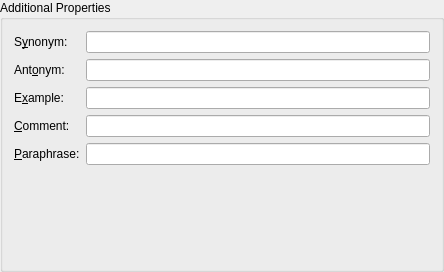
This is src/entry-dialogs/additionaleditpage.ui in KDE/parley as Qt 5 draws it before an edit. The edited form follows.
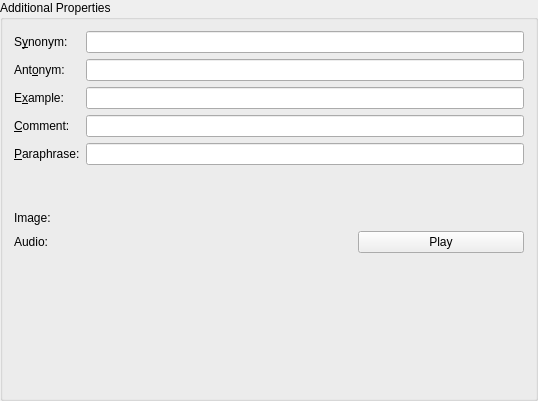
This is the edited form. Custom widgets are drawn as their Qt base class.

Commit message: Move audio into additional entry page. Add image tag.

```diff
--- a/src/entry-dialogs/additionaleditpage.ui
+++ b/src/entry-dialogs/additionaleditpage.ui
@@ -5,8 +5,8 @@
    <rect>
     <x>0</x>
     <y>0</y>
-    <width>444</width>
-    <height>272</height>
+    <width>538</width>
+    <height>401</height>
    </rect>
   </property>
   <property name="sizePolicy" >
@@ -54,25 +54,9 @@
      <property name="title" >
       <string>Additional Properties</string>
      </property>
+     <layout class="QVBoxLayout" >
+      <item>
      <layout class="QGridLayout" >
-      <property name="leftMargin" >
-       <number>11</number>
-      </property>
-      <property name="topMargin" >
-       <number>11</number>
-      </property>
-      <property name="rightMargin" >
-       <number>11</number>
-      </property>
-      <property name="bottomMargin" >
-       <number>11</number>
-      </property>
-      <property name="horizontalSpacing" >
-       <number>6</number>
-      </property>
-      <property name="verticalSpacing" >
-       <number>6</number>
-      </property>
       <item row="0" column="0" >
        <widget class="QLabel" name="synonym_label" >
         <property name="text" >
@@ -83,6 +67,13 @@
         </property>
        </widget>
       </item>
+        <item row="0" column="1" >
+         <widget class="QLineEdit" name="synonymLineEdit" >
+          <property name="toolTip" >
+           <string/>
+          </property>
+         </widget>
+        </item>
       <item row="1" column="0" >
        <widget class="QLabel" name="antonym_label" >
         <property name="text" >
@@ -93,6 +84,9 @@
         </property>
        </widget>
       </item>
+        <item row="1" column="1" >
+         <widget class="QLineEdit" name="antonymLineEdit" />
+        </item>
       <item row="2" column="0" >
        <widget class="QLabel" name="examp_label" >
         <property name="text" >
@@ -103,6 +97,9 @@
         </property>
        </widget>
       </item>
+        <item row="2" column="1" >
+         <widget class="QLineEdit" name="exampleLineEdit" />
+        </item>
       <item row="3" column="0" >
        <widget class="QLabel" name="remark_label" >
         <property name="text" >
@@ -113,6 +110,9 @@
         </property>
        </widget>
       </item>
+        <item row="3" column="1" >
+         <widget class="QLineEdit" name="commentLineEdit" />
+        </item>
       <item row="4" column="0" >
        <widget class="QLabel" name="para_label" >
         <property name="text" >
@@ -123,30 +123,19 @@
         </property>
        </widget>
       </item>
-      <item row="0" column="1" >
-       <widget class="QLineEdit" name="synonymLineEdit" >
-        <property name="toolTip" >
-         <string/>
-        </property>
-       </widget>
-      </item>
-      <item row="1" column="1" >
-       <widget class="QLineEdit" name="antonymLineEdit" />
-      </item>
-      <item row="2" column="1" >
-       <widget class="QLineEdit" name="exampleLineEdit" />
-      </item>
-      <item row="3" column="1" >
-       <widget class="QLineEdit" name="commentLineEdit" />
-      </item>
       <item row="4" column="1" >
        <widget class="QLineEdit" name="paraphraseLineEdit" />
       </item>
-      <item row="5" column="1" >
+       </layout>
+      </item>
+      <item>
        <spacer>
         <property name="orientation" >
          <enum>Qt::Vertical</enum>
         </property>
+        <property name="sizeType" >
+         <enum>QSizePolicy::Fixed</enum>
+        </property>
         <property name="sizeHint" >
          <size>
           <width>20</width>
@@ -155,6 +144,50 @@
         </property>
        </spacer>
       </item>
+      <item>
+       <layout class="QGridLayout" >
+        <item row="0" column="0" >
+         <widget class="QLabel" name="imageLabel" >
+          <property name="text" >
+           <string>Image:</string>
+          </property>
+         </widget>
+        </item>
+        <item row="0" column="1" >
+         <widget class="KUrlRequester" name="imageUrlRequester" />
+        </item>
+        <item row="1" column="0" >
+         <widget class="QLabel" name="audioLabel" >
+          <property name="text" >
+           <string>Audio:</string>
+          </property>
+         </widget>
+        </item>
+        <item row="1" column="1" >
+         <widget class="KUrlRequester" name="audioUrlRequester" />
+        </item>
+        <item row="1" column="2" >
+         <widget class="QPushButton" name="audioPlayButton" >
+          <property name="text" >
+           <string>Play</string>
+          </property>
+         </widget>
+        </item>
+       </layout>
+      </item>
+      <item>
+       <spacer>
+        <property name="orientation" >
+         <enum>Qt::Vertical</enum>
+        </property>
+        <property name="sizeHint" >
+         <size>
+          <width>410</width>
+          <height>51</height>
+         </size>
+        </property>
+       </spacer>
+      </item>
      </layout>
     </widget>
    </item>
@@ -162,6 +195,13 @@
  </widget>
  <layoutdefault spacing="6" margin="11" />
  <pixmapfunction>qPixmapFromMimeSource</pixmapfunction>
+ <customwidgets>
+  <customwidget>
+   <class>KUrlRequester</class>
+   <extends>QFrame</extends>
+   <header>kurlrequester.h</header>
+  </customwidget>
+ </customwidgets>
  <resources/>
  <connections/>
 </ui>
```
Lines whose indentation alone changed are shown as unchanged. The commit also changes 9 other files.
